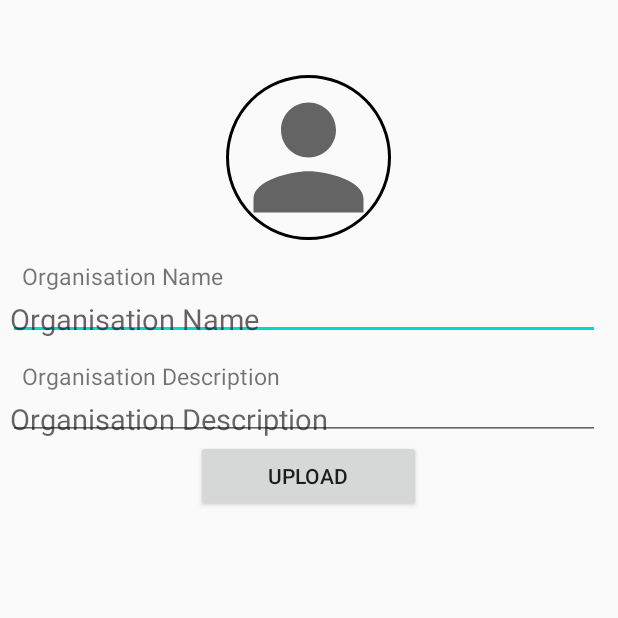
After one commit to Thundersharp-in/CAdmin, an Android app: the AddOrganisation screen opened directly, with no data from a screen before it, on a phone screen of 412 x 824 dp, the top half of it. The commit adds this screen. Run offline under Robolectric (Android 15) with nearby library versions, the phone set to English and light mode, and no system bars; our stand-ins replace CircleImageView, Firebase (no records; nobody signed in at launch, a user with empty details on screens opened directly).

Commit message:
organisation upload to database

```diff
--- a/app/build.gradle
+++ b/app/build.gradle
@@ -46,5 +46,10 @@ dependencies {
     androidTestImplementation 'androidx.test.ext:junit:1.1.1'
     androidTestImplementation 'androidx.test.espresso:espresso-core:3.2.0'
 
+    implementation 'com.google.firebase:firebase-auth:19.3.2'
+    implementation 'com.google.firebase:firebase-database:19.3.1'
+
 
 }
+
+apply plugin: 'com.google.gms.google-services'
--- /dev/null
+++ b/app/src/main/java/com/thundersharp/cadmin/ui/activity/AddOrganisation.java
@@ -0,0 +1,105 @@
+package com.thundersharp.cadmin.ui.activity;
+
+import android.app.ProgressDialog;
+import android.content.Intent;
+import android.net.Uri;
+import android.os.Bundle;
+import android.view.View;
+import android.widget.Button;
+import android.widget.EditText;
+import android.widget.Toast;
+
+import androidx.annotation.NonNull;
+import androidx.annotation.Nullable;
+import androidx.appcompat.app.AppCompatActivity;
+
+import com.google.android.gms.tasks.OnCompleteListener;
+import com.google.android.gms.tasks.OnFailureListener;
+import com.google.android.gms.tasks.Task;
+import com.google.firebase.auth.FirebaseAuth;
+import com.google.firebase.auth.FirebaseUser;
+import com.google.firebase.database.DatabaseReference;
+import com.google.firebase.database.FirebaseDatabase;
+import com.thundersharp.cadmin.R;
+import com.thundersharp.cadmin.notes.model.org_details_model;
+
+import java.util.Random;
+
+import de.hdodenhof.circleimageview.CircleImageView;
+
+public class AddOrganisation extends AppCompatActivity {
+
+    CircleImageView upload_org_logo;
+    EditText upload_org_name,upload_org_desc;
+    Button btn_upload_org;
+    Uri org_logo_uri;
+    String logo_url,org_name,org_description,organiser_name,organiser_uid;
+    FirebaseAuth mAuth;
+    DatabaseReference mRef;
+    FirebaseUser mUser;
+    public org_details_model org_details_model_list;
+
+    @Override
+    protected void onCreate(Bundle savedInstanceState) {
+        super.onCreate(savedInstanceState);
+        setContentView(R.layout.activity_add_organisation);
+
+        upload_org_logo=findViewById(R.id.upload_org_logo);
+        upload_org_name=findViewById(R.id.upload_org_name);
+        upload_org_desc=findViewById(R.id.upload_org_desc);
+        btn_upload_org=findViewById(R.id.btn_upload_org);
+    }
+
+    public void btn_upload_org(View view) {
+        final ProgressDialog progressDialog=new ProgressDialog(this);
+        progressDialog.setMessage("Data Uploading ...");
+        progressDialog.show();
+        org_name=upload_org_name.getText().toString();
+        org_description=upload_org_desc.getText().toString();
+        organiser_name="Name of organiser ";
+        organiser_uid="organiser uid";
+        long l3=1000000000;
+        long l4=9000000000L;
+        Random r = new Random(System.currentTimeMillis());
+        long l= l3 + r.nextInt((int) l4);
+        String l1= String.valueOf(l);
+        org_details_model_list=new org_details_model(org_description,logo_url,l1,org_name,organiser_name,organiser_uid);
+        mRef= FirebaseDatabase.getInstance().getReference("organisation1");
+        mRef.child(l1).child("description").setValue(org_details_model_list).addOnCompleteListener(new OnCompleteListener<Void>() {
+            @Override
+            public void onComplete(@NonNull Task<Void> task) {
+
+                if (task.isSuccessful()){
+                    Toast.makeText(AddOrganisation.this, "Data Uploaded", Toast.LENGTH_SHORT).show();
+                    progressDialog.dismiss();
+                    finish();
+                }
+
+            }
+        }).addOnFailureListener(new OnFailureListener() {
+            @Override
+            public void onFailure(@NonNull Exception e) {
+                progressDialog.dismiss();
+                Toast.makeText(AddOrganisation.this, e.getMessage().toString(), Toast.LENGTH_SHORT).show();
+            }
+        });
+    }
+
+    public void upload_org_logo(View view) {
+        Intent photoPicker=new Intent(Intent.ACTION_PICK);
+        photoPicker.setType("image/*");
+        startActivityForResult(photoPicker,1);
+    }
+    @Override
+    protected void onActivityResult(int requestCode, int resultCode, @Nullable Intent data) {
+        super.onActivityResult(requestCode, resultCode, data);
+        if (resultCode == RESULT_OK) {
+            org_logo_uri = data.getData();
+            logo_url=org_logo_uri.toString();
+            upload_org_logo.setImageURI(org_logo_uri);
+
+        } else {
+            Toast.makeText(this, " You haven't selected the logo", Toast.LENGTH_SHORT).show();
+        }
+    }
+}
--- /dev/null
+++ b/app/src/main/res/layout/activity_add_organisation.xml
@@ -0,0 +1,81 @@
+<?xml version="1.0" encoding="utf-8"?>
+<RelativeLayout
+    xmlns:android="http://schemas.android.com/apk/res/android"
+    xmlns:app="http://schemas.android.com/apk/res-auto"
+    xmlns:tools="http://schemas.android.com/tools"
+    android:layout_width="match_parent"
+    android:layout_height="match_parent"
+    tools:context=".ui.activity.AddOrganisation">
+
+    <LinearLayout
+        android:layout_width="match_parent"
+        android:layout_height="wrap_content"
+        android:orientation="vertical"
+        >
+        <de.hdodenhof.circleimageview.CircleImageView
+            android:id="@+id/upload_org_logo"
+            android:layout_width="110dp"
+            android:layout_height="110dp"
+            android:layout_gravity="center"
+            android:layout_marginTop="50dp"
+            android:src="@drawable/ic_baseline_person_24"
+            android:onClick="upload_org_logo"
+            app:civ_border_width="2dp"
+            />
+        <TextView
+            android:layout_width="match_parent"
+            android:layout_height="wrap_content"
+            android:text="Organisation Name"
+            android:layout_marginStart="13dp"
+            android:layout_marginTop="12dp"
+            android:padding="1dp"
+            android:textSize="15sp"
+            />
+
+        <EditText
+            android:id="@+id/upload_org_name"
+            android:layout_width="match_parent"
+            android:layout_height="wrap_content"
+            android:layout_marginStart="5dp"
+            android:layout_marginEnd="12dp"
+            android:padding="1dp"
+            android:textSize="19sp"
+            android:layout_marginTop="2dp"
+            android:hint="Organisation Name"
+            />
+        <TextView
+            android:layout_width="match_parent"
+            android:layout_height="wrap_content"
+            android:text="Organisation Description"
+            android:layout_marginStart="13dp"
+            android:layout_marginTop="12dp"
+            android:padding="1dp"
+            android:textSize="15sp"
+            />
+
+        <EditText
+            android:id="@+id/upload_org_desc"
+            android:layout_width="match_parent"
+            android:layout_height="wrap_content"
+            android:layout_marginStart="5dp"
+            android:layout_marginEnd="12dp"
+            android:padding="1dp"
+            android:textSize="19sp"
+            android:layout_marginTop="2dp"
+            android:hint="Organisation Description"
+            android:gravity="start"
+            />
+
+         <Button
+             android:id="@+id/btn_upload_org"
+             android:layout_width="150dp"
+             android:layout_height="wrap_content"
+             android:onClick="btn_upload_org"
+             android:layout_gravity="center"
+             android:text="Upload"
+             />
+
+    </LinearLayout>
+
+
+</RelativeLayout>
--- a/app/src/main/res/layout/fragment_projects.xml
+++ b/app/src/main/res/layout/fragment_projects.xml
@@ -5,10 +5,6 @@
     android:layout_height="match_parent"
     tools:context=".ui.fragment.Projects">
 
-    <!-- TODO: Update blank fragment layout -->
-    <TextView
-        android:layout_width="match_parent"
-        android:layout_height="match_parent"
-        android:text="@string/hello_blank_fragment" />
+
 
 </FrameLayout>
--- a/app/src/main/res/menu/activity_main_drawer.xml
+++ b/app/src/main/res/menu/activity_main_drawer.xml
@@ -2,13 +2,11 @@
 <menu xmlns:android="http://schemas.android.com/apk/res/android"
     xmlns:tools="http://schemas.android.com/tools"
     tools:showIn="navigation_view">
-
     <group android:checkableBehavior="single">
         <item
             android:id="@+id/nav_home"
             android:icon="@drawable/ic_menu_camera"
             android:title="@string/menu_home" />
-
         <item
             android:id="@+id/nav_work_force"
             android:icon="@drawable/ic_baseline_group_work_24"
@@ -34,6 +32,6 @@
         <item
             android:id="@+id/nav_settings"
             android:icon="@drawable/ic_baseline_settings_24"
-    android:title="Settings" />
+            android:title="Settings" />
     </group>
-    </menu>
+</menu>
--- a/build.gradle
+++ b/build.gradle
@@ -7,6 +7,7 @@ buildscript {
     }
     dependencies {
         classpath "com.android.tools.build:gradle:4.0.0"
+        classpath 'com.google.gms:google-services:4.2.0'
         classpath "org.jetbrains.kotlin:kotlin-gradle-plugin:$kotlin_version"
         // NOTE: Do not place your application dependencies here; they belong
         // in the individual module build.gradle files
```
Also changed, not shown: app/src/main/AndroidManifest.xml (+11 -9 lines), app/src/main/java/com/thundersharp/cadmin/notes/model/org_details_model.java (added, +71 -0 lines), app/src/main/java/com/thundersharp/cadmin/ui/fragment/Organisation.java (+7 -4 lines), app/src/main/res/layout/fragment_gallery.xml (+7 -13 lines), 168 other files.
